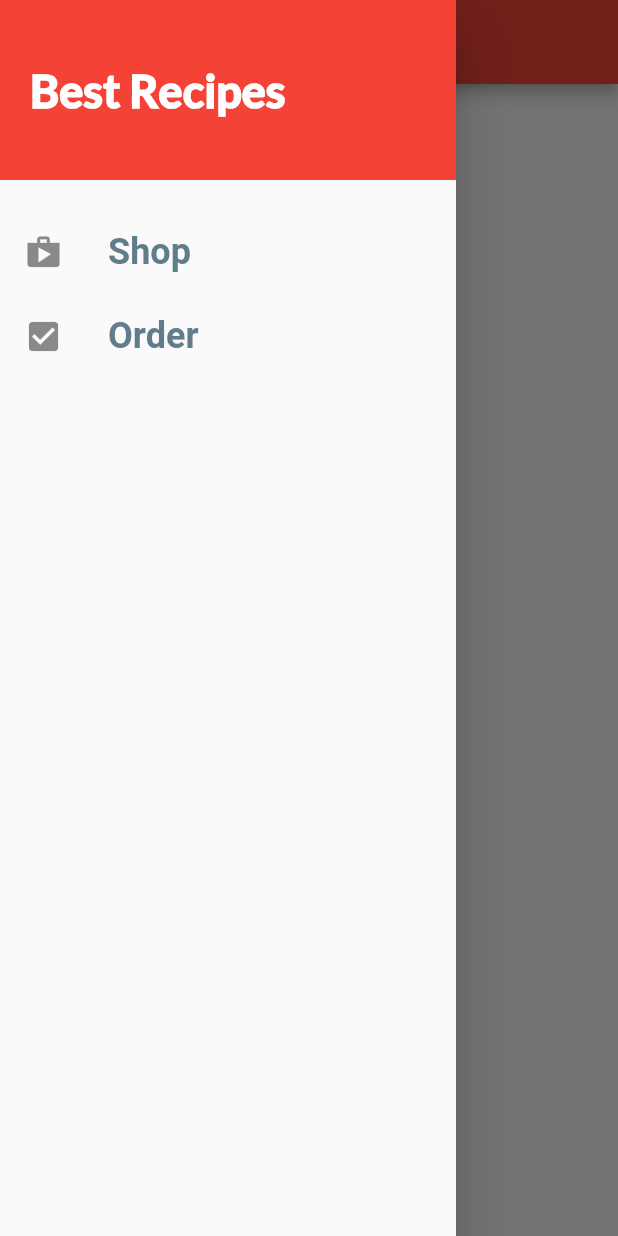
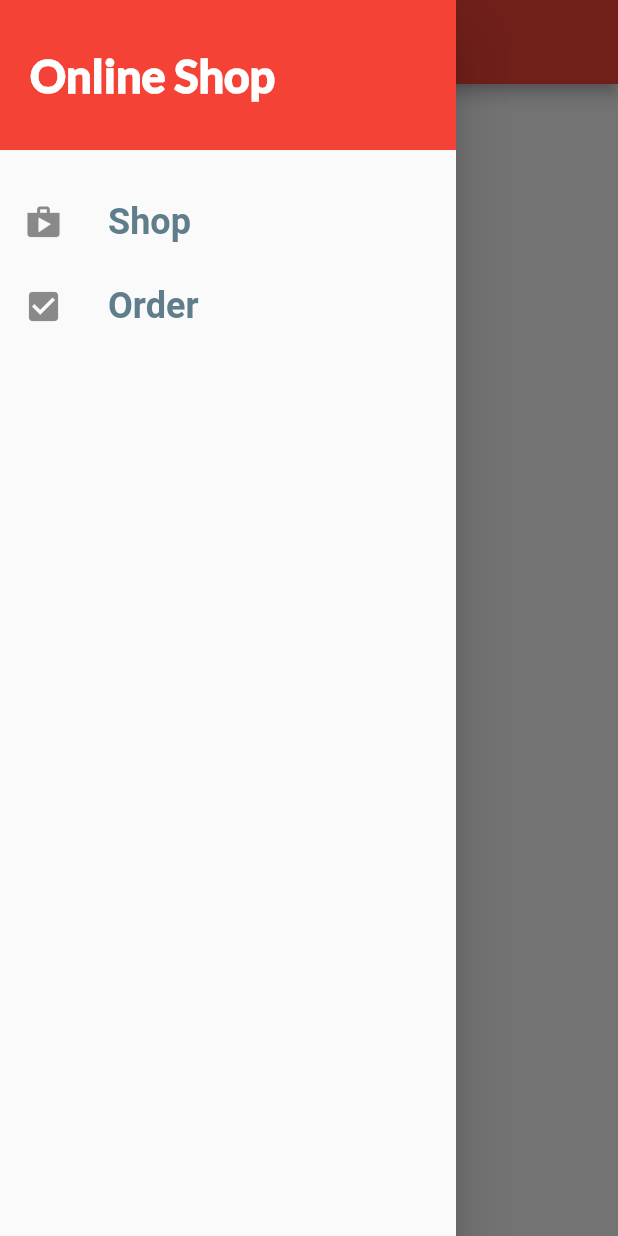
Before and after one commit to art1239/shop_app, a Flutter app: the OrderScreen screen opened by its route, with the side drawer open, on a phone screen of 412 x 824 dp. Run offline on Flutter 3.47's test engine with Material 2 defaults, Android fonts, the phone set to English and light mode, and no system bars; network calls fail; Roboto replaces fonts that are missing (RobotoCondensed).

Commit message:
Modifying some attributes,nothing crucial

```diff
--- a/lib/widgets/badge.dart
+++ b/lib/widgets/badge.dart
@@ -15,7 +15,7 @@ class Badge extends StatelessWidget {
           value != '0'
               ? Positioned(
                   top: 8,
-                  right: 2,
+                  right: 5,
                   child: Container(
                     padding: EdgeInsets.all(1),
                     child: FittedBox(
--- a/lib/widgets/mainDrawer.dart
+++ b/lib/widgets/mainDrawer.dart
@@ -8,13 +8,13 @@ class MainDrawer extends StatelessWidget {
       child: Column(
         children: [
           Container(
-            height: 120,
+            height: 100,
             width: double.infinity,
             padding: EdgeInsets.all(20),
             alignment: Alignment.centerLeft,
             color: Theme.of(context).primaryColor,
             child: Text(
-              'Best Recipes',
+              'Online Shop',
               style: TextStyle(
                 fontWeight: FontWeight.w900,
                 fontSize: 30,
```
